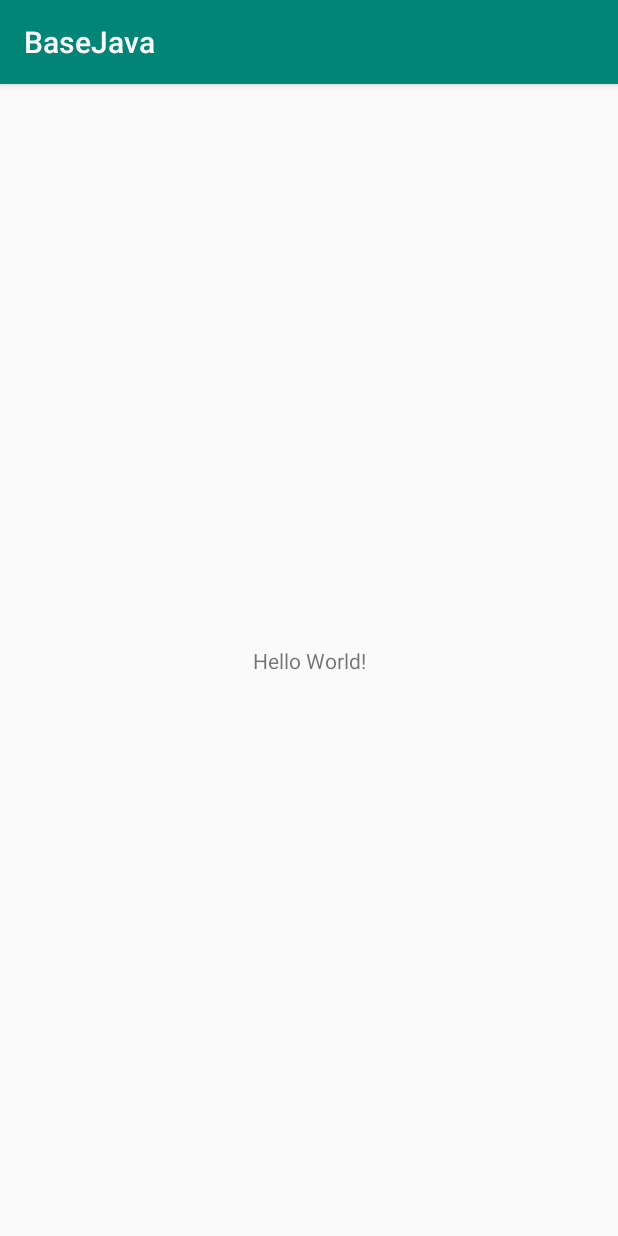
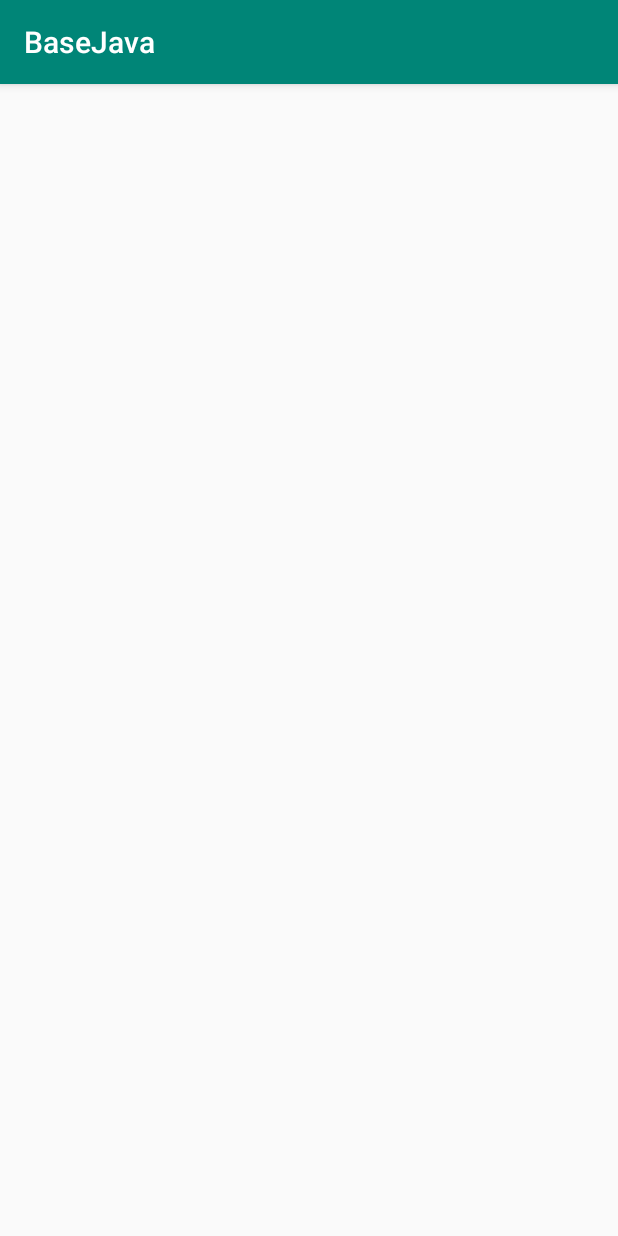
Before and after one commit to gatosempai/BaseJava, an Android app: the screen it shows after launch (MainActivity before the commit, LandingActivity after it), on a phone screen of 412 x 824 dp. Run offline under Robolectric (Android 15) with nearby library versions, the phone set to English and light mode, and no system bars.

```diff
--- a/app/build.gradle
+++ b/app/build.gradle
@@ -36,4 +36,7 @@ dependencies {
     // Lifecycle and ViewModel
     implementation "androidx.lifecycle:lifecycle-extensions:$lifecycle_version"
     annotationProcessor "androidx.lifecycle:lifecycle-compiler:$lifecycle_version"
+
+    // RecyclerView
+    implementation 'androidx.recyclerview:recyclerview:1.0.0'
 }
--- a/app/src/main/AndroidManifest.xml
+++ b/app/src/main/AndroidManifest.xml
@@ -9,7 +9,7 @@
         android:roundIcon="@mipmap/ic_launcher_round"
         android:supportsRtl="true"
         android:theme="@style/AppTheme">
-        <activity android:name=".MainActivity">
+        <activity android:name=".LandingActivity">
             <intent-filter>
                 <action android:name="android.intent.action.MAIN" />
 
--- a/app/src/main/java/dev/oruizp/MainActivity.java
+++ b/app/src/main/java/dev/oruizp/LandingActivity.java
@@ -4,7 +4,7 @@ import android.os.Bundle;
 
 import androidx.appcompat.app.AppCompatActivity;
 
-public class MainActivity extends AppCompatActivity {
+public class LandingActivity extends AppCompatActivity {
 
     @Override
     protected void onCreate(Bundle savedInstanceState) {
--- /dev/null
+++ b/app/src/main/java/dev/oruizp/db/AppDatabase.java
@@ -0,0 +1,8 @@
+package dev.oruizp.db;
+
+import androidx.room.RoomDatabase;
+
+public abstract class AppDatabase extends RoomDatabase {
+
+    private static final String LOG_TAG = AppDatabase.class.getSimpleName();
+}
--- a/app/src/main/res/layout/activity_main.xml
+++ b/app/src/main/res/layout/activity_main.xml
@@ -1,18 +1,9 @@
 <?xml version="1.0" encoding="utf-8"?>
 <androidx.constraintlayout.widget.ConstraintLayout xmlns:android="http://schemas.android.com/apk/res/android"
-    xmlns:app="http://schemas.android.com/apk/res-auto"
     xmlns:tools="http://schemas.android.com/tools"
     android:layout_width="match_parent"
     android:layout_height="match_parent"
-    tools:context=".MainActivity">
+    tools:context=".LandingActivity">
 
-    <TextView
-        android:layout_width="wrap_content"
-        android:layout_height="wrap_content"
-        android:text="Hello World!"
-        app:layout_constraintBottom_toBottomOf="parent"
-        app:layout_constraintLeft_toLeftOf="parent"
-        app:layout_constraintRight_toRightOf="parent"
-        app:layout_constraintTop_toTopOf="parent" />
 
 </androidx.constraintlayout.widget.ConstraintLayout>
```
